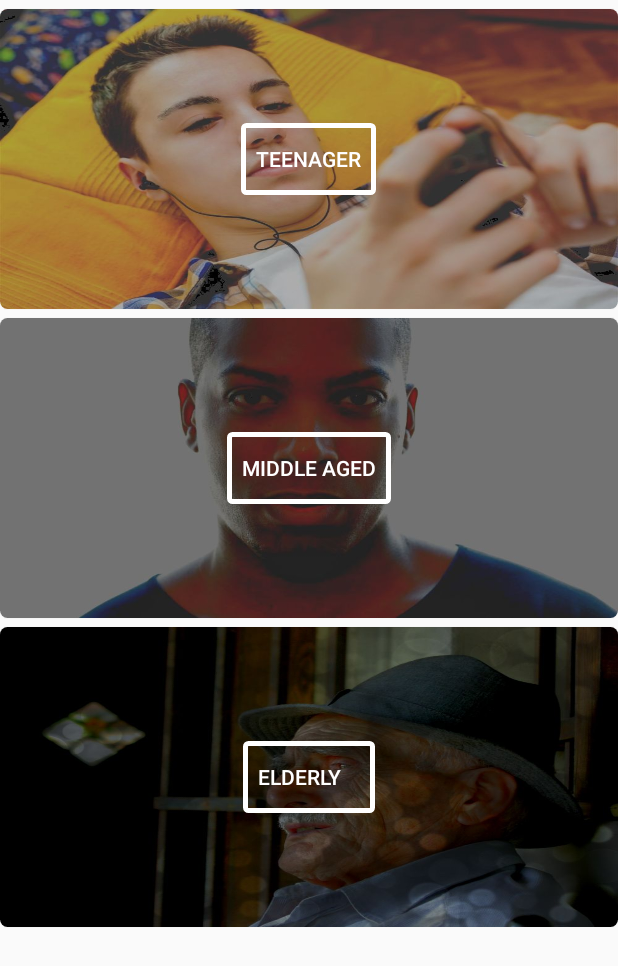
After one commit to season-7/GIFTS-Android, an Android app: the AgeActivity screen opened directly, with no data from a screen before it, on a phone screen of 412 x 824 dp. The commit adds this screen. Shown: the top 966 px of the screen. Run offline under Robolectric (Android 15) with nearby library versions, the phone set to English and light mode, and no system bars.

Commit message:
Age brackets UI

```diff
--- a/app/build.gradle
+++ b/app/build.gradle
@@ -40,6 +40,10 @@ dependencies {
     compile 'com.android.support:support-v4:24.2.1'
     compile files('libs/CircleImageView/gradle/wrapper/gradle-wrapper.jar')
     compile 'de.hdodenhof:circleimageview:2.1.0'
+    compile 'com.android.support:cardview-v7:24.2.1'
+    compile 'com.android.support:recyclerview-v7:24.2.1'
+
+
 
 }
 apply plugin: 'com.google.gms.google-services'
--- a/app/src/main/AndroidManifest.xml
+++ b/app/src/main/AndroidManifest.xml
@@ -21,14 +21,16 @@
                 <category android:name="android.intent.category.LAUNCHER" />
             </intent-filter>
         </activity>
-        <activity android:name=".ActivityLogin"></activity>
+        <activity android:name=".ActivityLogin" />
         <activity android:name=".SignUpActivity" />
         <activity android:name=".ActivityResetPassword" />
         <activity android:name=".MainActivity" />
         <activity
             android:name=".ActivityMenu"
             android:label="@string/title_activity_activity_menu"
-            android:theme="@style/AppTheme"></activity>
+            android:theme="@style/AppTheme" />
+        <activity android:name=".AgeActivity" />
+        <activity android:name=".PersonalityDescriptionActivity"></activity>
     </application>
 
 </manifest>
--- /dev/null
+++ b/app/src/main/java/com/example/mitchelle/giftzawadi/AgeActivity.java
@@ -0,0 +1,25 @@
+package com.example.mitchelle.giftzawadi;
+
+import android.content.Intent;
+import android.support.v7.app.AppCompatActivity;
+import android.os.Bundle;
+import android.view.View;
+import android.widget.Button;
+
+public class AgeActivity extends AppCompatActivity {
+    private Button teenie;
+
+    @Override
+    protected void onCreate(Bundle savedInstanceState) {
+        super.onCreate(savedInstanceState);
+        setContentView(R.layout.activity_age);
+
+        teenie=(Button)findViewById(R.id.buttonteenageman);
+        teenie.setOnClickListener(new View.OnClickListener() {
+            @Override
+            public void onClick(View view) {
+                startActivity(new Intent(AgeActivity.this,PersonalityDescriptionActivity.class));
+            }
+        });
+    }
+}
--- a/app/src/main/java/com/example/mitchelle/giftzawadi/FullscreenActivity.java
+++ b/app/src/main/java/com/example/mitchelle/giftzawadi/FullscreenActivity.java
@@ -100,7 +100,7 @@ public class FullscreenActivity extends AppCompatActivity {
         mContentView = findViewById(R.id.fullscreen_content);
 
 
-        // Set up the user interaction to manually show or hide the system UI.
+       // Set up the user interaction to manually show or hide the system UI.
         mContentView.setOnClickListener(new View.OnClickListener() {
             @Override
             public void onClick(View view) {
@@ -112,7 +112,7 @@ public class FullscreenActivity extends AppCompatActivity {
         // operations to prevent the jarring behavior of controls going away
         // while interacting with the UI.
         swipe=(Button) findViewById(R.id.dummy_button);
-       /* swipe.setOnClickListener(new View.OnClickListener() {
+        /*swipe.setOnClickListener(new View.OnClickListener() {
             @Override
             public void onClick(View view) {
                 startActivity(new Intent(FullscreenActivity.this,ActivityLogin.class));
--- /dev/null
+++ b/app/src/main/res/drawable/custom_button.xml
@@ -0,0 +1,12 @@
+<?xml version="1.0" encoding="utf-8"?>
+<selector xmlns:android="http://schemas.android.com/apk/res/android">
+    <item>
+        <shape android:shape="rectangle">
+            <!--apply button background transparent, full opacity-->
+            <solid android:color="#00ffffff"/>
+            <!--make button border solid color, nontransparent-->
+            <stroke android:color="@color/white" android:width="3dp"/>
+            <corners android:radius="2dp"/>
+        </shape>
+    </item>
+        </selector>
--- a/app/src/main/res/layout/activity_activity_login.xml
+++ b/app/src/main/res/layout/activity_activity_login.xml
@@ -1,5 +1,6 @@
 <?xml version="1.0" encoding="utf-8"?>
-<android.support.design.widget.CoordinatorLayout xmlns:android="http://schemas.android.com/apk/res/android"
+<android.support.design.widget.CoordinatorLayout
+    xmlns:android="http://schemas.android.com/apk/res/android"
     xmlns:app="http://schemas.android.com/apk/res-auto"
     xmlns:tools="http://schemas.android.com/tools"
     android:layout_width="match_parent"
--- /dev/null
+++ b/app/src/main/res/layout/activity_age.xml
@@ -0,0 +1,113 @@
+<?xml version="1.0" encoding="utf-8"?>
+<ScrollView
+    xmlns:android="http://schemas.android.com/apk/res/android"
+    android:layout_width="fill_parent"
+    android:layout_height="fill_parent"
+    android:fillViewport="true">
+
+
+<LinearLayout xmlns:android="http://schemas.android.com/apk/res/android"
+    xmlns:tools="http://schemas.android.com/tools"
+    xmlns:card_view="http://schemas.android.com/apk/res-auto"
+    android:layout_height="match_parent"
+    android:layout_width="match_parent"
+    android:orientation="vertical">
+
+<android.support.v7.widget.CardView
+xmlns:card_view="http://schemas.android.com/apk/res-auto"
+android:id="@+id/card_view"
+android:layout_gravity="top"
+android:layout_marginTop="6dp"
+android:layout_width="match_parent"
+android:layout_height="wrap_content"
+card_view:cardCornerRadius="5dp"
+android:layout_marginBottom="6dp">
+
+<RelativeLayout
+    android:id="@+id/teenageman"
+    android:background="@drawable/teenieman"
+    android:layout_width="fill_parent"
+    android:layout_height="200dp">
+
+    <Button
+        android:id="@+id/buttonteenageman"
+        android:layout_width="wrap_content"
+        android:background="@drawable/custom_button"
+        android:layout_height="wrap_content"
+        android:padding="10dp"
+        android:text="Teenager"
+        android:textColor="@color/white"
+        android:layout_centerVertical="true"
+        android:layout_centerHorizontal="true"
+        android:gravity="center_vertical"
+        />
+</RelativeLayout>
+
+
+</android.support.v7.widget.CardView>
+
+
+    <android.support.v7.widget.CardView
+        xmlns:card_view="http://schemas.android.com/apk/res-auto"
+        android:id="@+id/card_view_one"
+
+        android:layout_width="match_parent"
+        android:layout_height="200dp"
+        card_view:cardCornerRadius="5dp"
+       android:layout_marginBottom="6dp">
+
+        <RelativeLayout
+            android:id="@+id/middleman"
+            android:background="@drawable/middmann"
+            android:layout_width="fill_parent"
+            android:layout_height="wrap_content">
+            <Button
+                android:id="@+id/buttonmiddleman"
+                android:layout_width="wrap_content"
+                android:layout_height="wrap_content"
+                android:textColor="@color/white"
+                android:padding="10dp"
+                android:text="Middle Aged"
+                android:background="@drawable/custom_button"
+
+                android:gravity="center_vertical"
+                android:layout_centerVertical="true"
+                android:layout_centerHorizontal="true" />
+        </RelativeLayout>
+
+    </android.support.v7.widget.CardView>
+    <android.support.v7.widget.CardView
+        xmlns:card_view="http://schemas.android.com/apk/res-auto"
+        android:id="@+id/card_view_two"
+
+        android:layout_width="match_parent"
+        android:layout_height="200dp"
+        card_view:cardCornerRadius="5dp"
+
+        android:layout_marginBottom="6dp">
+
+        <RelativeLayout
+            android:id="@+id/elderlyman"
+            android:background="@drawable/elderlymann"
+            android:layout_width="match_parent"
+            android:layout_height="wrap_content">
+            <Button
+                android:id="@+id/buttonelderly"
+                android:layout_width="wrap_content"
+                android:layout_height="wrap_content"
+                android:background="@drawable/custom_button"
+                android:text="Elderly"
+                android:textColor="@color/white"
+                android:padding="10dp"
+
+                android:gravity="center_vertical"
+                android:layout_centerVertical="true"
+                android:layout_centerHorizontal="true" />
+        </RelativeLayout>
+
+    </android.support.v7.widget.CardView>
+
+
+
+</LinearLayout>
+    </ScrollView>
--- a/app/src/main/res/values/dimens.xml
+++ b/app/src/main/res/values/dimens.xml
@@ -7,6 +7,8 @@
     <dimen name="activity_vertical_margin">16dp</dimen>
     <dimen name="fab_margin">16dp</dimen>
     <dimen name="logo_w_h">100dp</dimen>
+    <dimen name="button_elevation_material">6dp</dimen>
+    <dimen name="button_pressed_z_material">6dp</dimen>
 
 
 </resources>
```
Also changed, not shown: app/src/main/java/com/example/mitchelle/giftzawadi/ActivityMenu.java (+19 -0 lines), app/src/main/java/com/example/mitchelle/giftzawadi/PersonalityDescriptionActivity.java (added, +13 -0 lines), app/src/main/res/layout/activity_personality_description.xml (added, +108 -0 lines), app/src/main/res/drawable-v21/newelderlyman.jpg (added), app/src/main/res/drawable-v21/newmiddleman.jpg (added), app/src/main/res/drawable-v21/newtennageman.jpg (added), app/src/main/res/drawable/elderlymann.jpeg (added), app/src/main/res/drawable/middmann.jpeg (added), app/src/main/res/drawable/newmiddleman.jpg (added), app/src/main/res/drawable/teenieman.jpeg (added).
